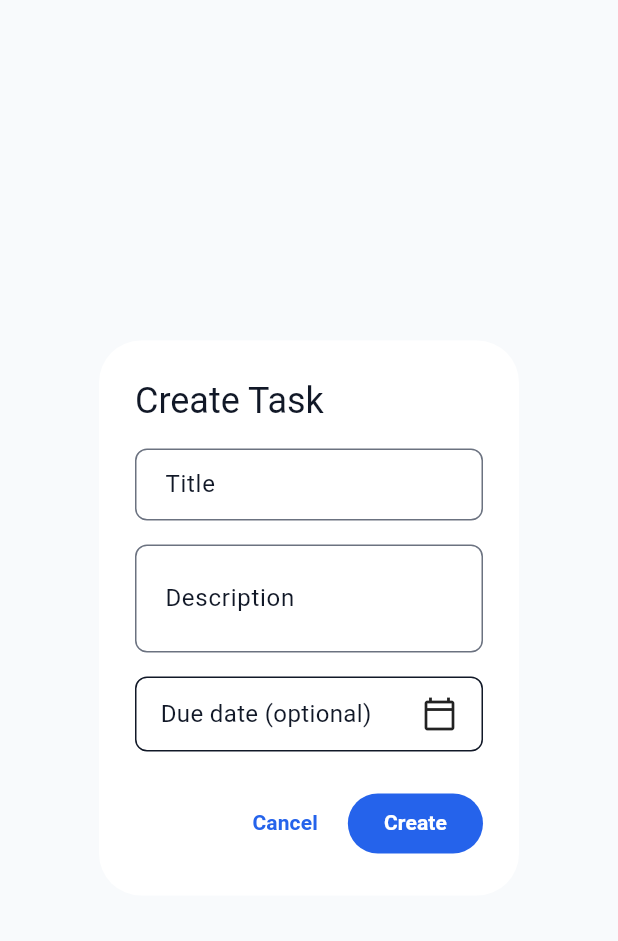
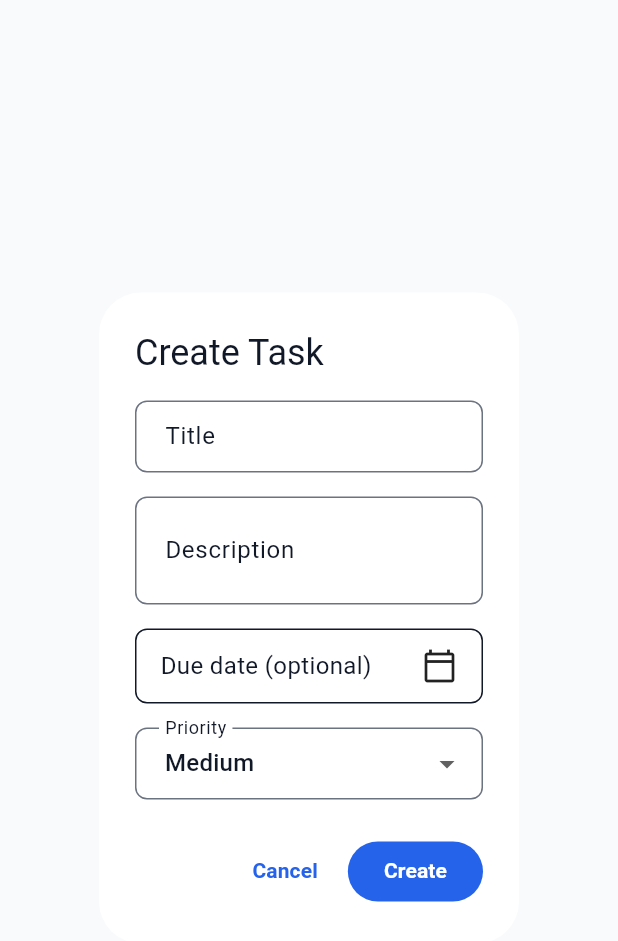
Before and after one commit to vijayadeepu/systum, a Flutter app: the CreateTaskDialog widget shown alone on an empty page, opened directly, on a phone screen of 412 x 824 dp. Shown: the top 941 px of the screen. Run offline on Flutter 3.47's test engine with Material 3 defaults, Android fonts, the phone set to English and light mode, and no system bars; our stand-ins replace drift, drift_flutter, flutter_riverpod, go_router, logger; accounts and stored records are empty; generated files the repository leaves out were written again.

Commit message:
feat(tasks): add task editing and deletion

```diff
--- a/lib/features/tasks/widgets/create_task_dialog.dart
+++ b/lib/features/tasks/widgets/create_task_dialog.dart
@@ -8,7 +8,9 @@ import '../../../core/theme/app_typography.dart';
 import '../models/task.dart';
 
 class CreateTaskDialog extends StatefulWidget {
-  const CreateTaskDialog({super.key});
+  const CreateTaskDialog({super.key, this.task});
+
+  final Task? task;
 
   @override
   State<CreateTaskDialog> createState() => _CreateTaskDialogState();
@@ -16,9 +18,24 @@ class CreateTaskDialog extends StatefulWidget {
 
 class _CreateTaskDialogState extends State<CreateTaskDialog> {
   final _formKey = GlobalKey<FormState>();
-  final _titleController = TextEditingController();
-  final _descriptionController = TextEditingController();
-  DateTime? _dueDate;
+  late final TextEditingController _titleController;
+  late final TextEditingController _descriptionController;
+  late DateTime? _dueDate;
+  late int _priority;
+
+  bool get _isEditing => widget.task != null;
+
+  @override
+  void initState() {
+    super.initState();
+    final task = widget.task;
+    _titleController = TextEditingController(text: task?.title ?? '');
+    _descriptionController = TextEditingController(
+      text: task?.description ?? '',
+    );
+    _dueDate = task?.dueDate;
+    _priority = task?.priority ?? 2;
+  }
 
   @override
   void dispose() {
@@ -46,15 +63,27 @@ class _CreateTaskDialogState extends State<CreateTaskDialog> {
     }
 
     final now = DateTime.now();
-    final task = Task(
+    final title = _titleController.text.trim();
+    final description = _descriptionController.text.trim().isEmpty
+        ? null
+        : _descriptionController.text.trim();
+    final existingTask = widget.task;
+    final task = existingTask == null
+        ? Task(
             id: _generateTaskId(),
-      title: _titleController.text.trim(),
-      description: _descriptionController.text.trim().isEmpty
-          ? null
-          : _descriptionController.text.trim(),
+            title: title,
+            description: description,
             createdAt: now,
             updatedAt: now,
             dueDate: _dueDate,
+            priority: _priority,
+          )
+        : existingTask.copyWith(
+            title: title,
+            description: description,
+            updatedAt: now,
+            dueDate: _dueDate,
+            priority: _priority,
           );
 
     Navigator.of(context).pop(task);
@@ -63,7 +92,7 @@ class _CreateTaskDialogState extends State<CreateTaskDialog> {
   @override
   Widget build(BuildContext context) {
     return AlertDialog(
-      title: const Text('Create Task'),
+      title: Text(_isEditing ? 'Edit Task' : 'Create Task'),
       content: Form(
         key: _formKey,
         child: SingleChildScrollView(
@@ -92,6 +121,11 @@ class _CreateTaskDialogState extends State<CreateTaskDialog> {
               InkWell(
                 borderRadius: AppRadius.medium,
                 onTap: _pickDueDate,
+                child: Semantics(
+                  button: true,
+                  label: _dueDate == null
+                      ? 'Choose due date'
+                      : 'Due date ${_formatDate(_dueDate!)}',
                   child: Container(
                     padding: const EdgeInsets.symmetric(
                       horizontal: AppSpacing.md,
@@ -109,14 +143,41 @@ class _CreateTaskDialogState extends State<CreateTaskDialog> {
                           child: Text(
                             _dueDate == null
                                 ? 'Due date (optional)'
-                              : 'Due ${_dueDate!.year}-${_dueDate!.month.toString().padLeft(2, '0')}-${_dueDate!.day.toString().padLeft(2, '0')}',
+                                : 'Due ${_formatDate(_dueDate!)}',
                             style: AppTypography.body,
                           ),
+                        ),
+                        if (_dueDate != null)
+                          IconButton(
+                            tooltip: 'Clear due date',
+                            onPressed: () => setState(() => _dueDate = null),
+                            icon: const Icon(Icons.clear_rounded),
                           ),
                         const Icon(Icons.calendar_today_outlined),
                       ],
                     ),
                   ),
+                ),
+              ),
+              const SizedBox(height: AppSpacing.md),
+              DropdownButtonFormField<int>(
+                initialValue: _priority,
+                decoration: const InputDecoration(labelText: 'Priority'),
+                items: [
+                  if (_priority < 1 || _priority > 3)
+                    DropdownMenuItem(
+                      value: _priority,
+                      child: const Text('Low'),
+                    ),
+                  const DropdownMenuItem(value: 1, child: Text('Low')),
+                  DropdownMenuItem(value: 2, child: Text('Medium')),
+                  DropdownMenuItem(value: 3, child: Text('High')),
+                ],
+                onChanged: (priority) {
+                  if (priority != null) {
+                    setState(() => _priority = priority);
+                  }
+                },
               ),
             ],
           ),
@@ -127,11 +188,17 @@ class _CreateTaskDialogState extends State<CreateTaskDialog> {
           onPressed: () => Navigator.of(context).pop(),
           child: const Text('Cancel'),
         ),
-        FilledButton(onPressed: _submit, child: const Text('Create')),
+        FilledButton(
+          onPressed: _submit,
+          child: Text(_isEditing ? 'Save' : 'Create'),
+        ),
       ],
     );
   }
 }
+
+String _formatDate(DateTime date) =>
+    '${date.year}-${date.month.toString().padLeft(2, '0')}-${date.day.toString().padLeft(2, '0')}';
 
 String _generateTaskId() {
   final random = Random.secure();
```
Also changed, not shown: lib/features/tasks/providers/task_provider.dart (+4 -7 lines), lib/features/tasks/screens/task_list_page.dart (+82 -5 lines), lib/features/tasks/widgets/task_tile.dart (+19 -1 lines), 3 other files. Lines whose indentation alone changed are shown as unchanged.
